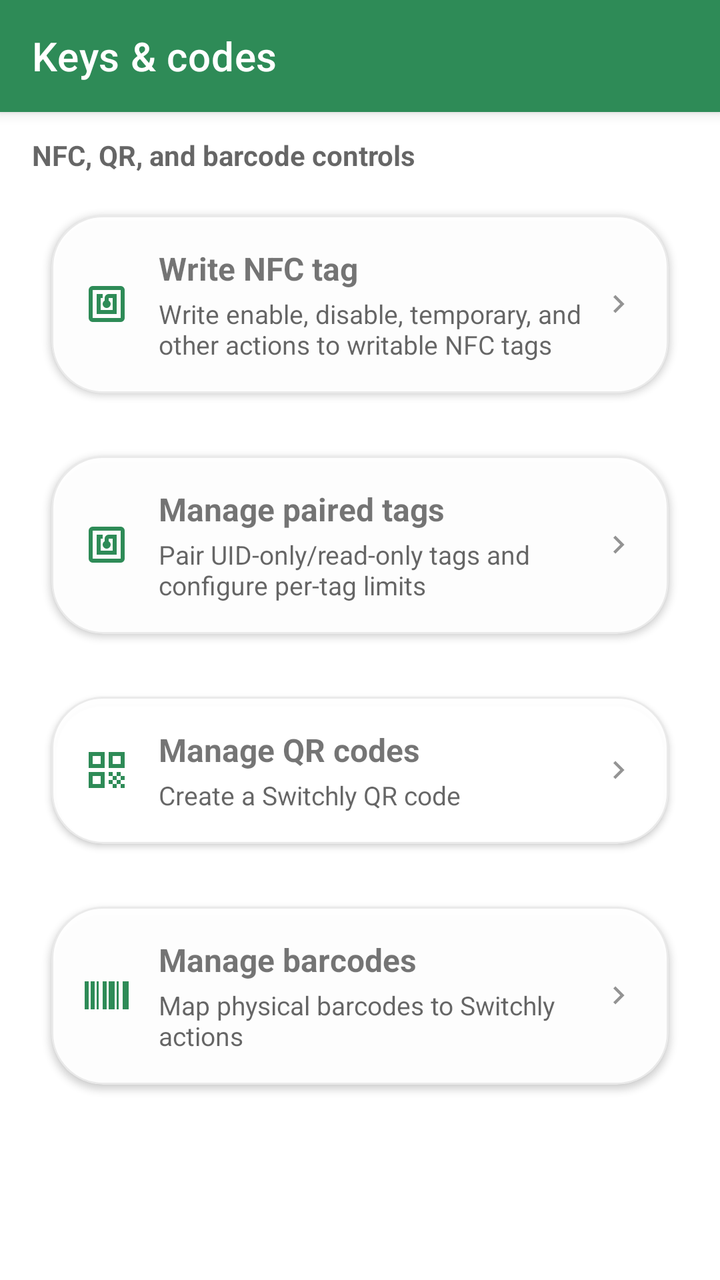
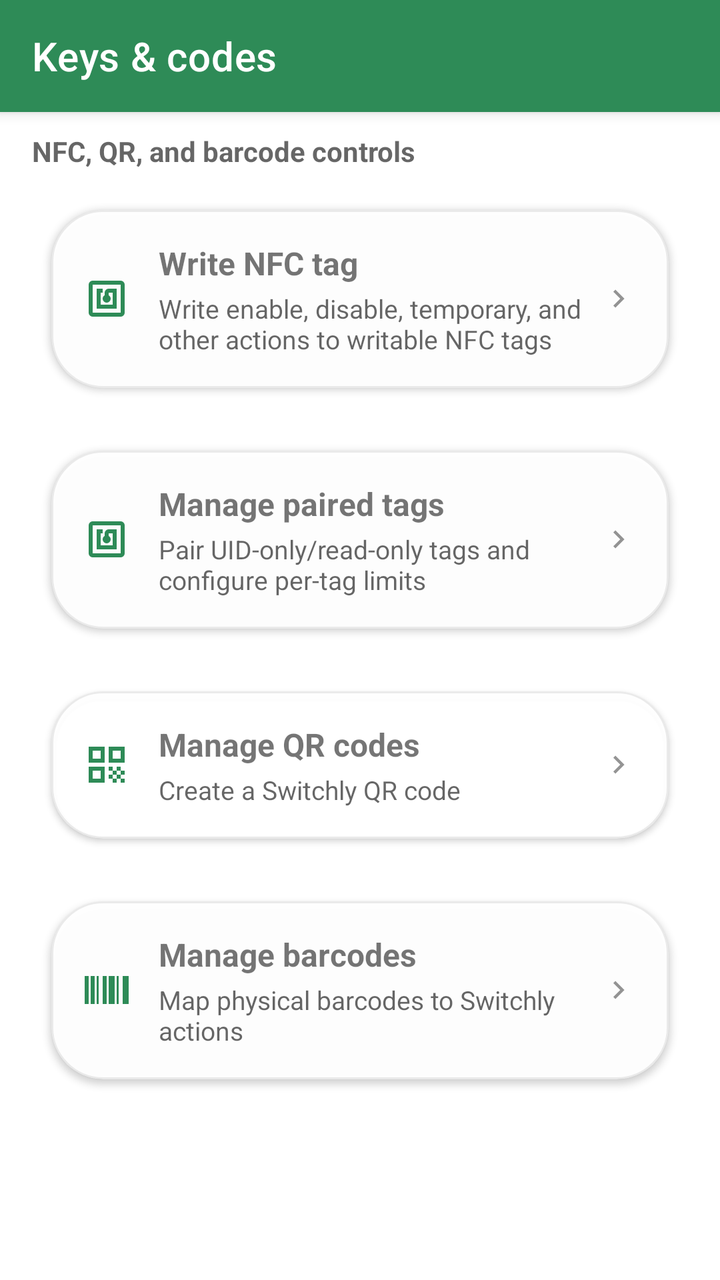

The first picture is an Android layout as it rendered before a commit; the second is the same layout after the commit. The layout source and the unified diff follow.
<!-- AndroidManifest.xml: application theme Theme.Switchly -->
<!-- res/layout/activity_manage_keys.xml -->
<?xml version="1.0" encoding="utf-8"?>
<androidx.coordinatorlayout.widget.CoordinatorLayout
    xmlns:android="http://schemas.android.com/apk/res/android"
    xmlns:app="http://schemas.android.com/apk/res-auto"
    xmlns:tools="http://schemas.android.com/tools"
    android:layout_width="match_parent"
    android:layout_height="match_parent">

    <com.google.android.material.appbar.AppBarLayout
        android:layout_width="match_parent"
        android:layout_height="wrap_content"
        android:fitsSystemWindows="true">

        <com.google.android.material.appbar.MaterialToolbar
            android:id="@+id/toolbar"
            style="@style/Switchly.TopBar"
            android:layout_width="match_parent"
            android:layout_height="wrap_content"
            android:minHeight="?attr/actionBarSize"
            app:title="@string/keys_codes_title" />
    </com.google.android.material.appbar.AppBarLayout>

    <androidx.core.widget.NestedScrollView
        android:layout_width="match_parent"
        android:layout_height="match_parent"
        android:clipToPadding="false"
        android:fillViewport="true"
        android:paddingStart="16dp"
        android:paddingTop="12dp"
        android:paddingEnd="16dp"
        android:paddingBottom="32dp"
        app:layout_behavior="@string/appbar_scrolling_view_behavior">

        <LinearLayout
            android:layout_width="match_parent"
            android:layout_height="wrap_content"
            android:orientation="vertical">

            <TextView
                android:layout_width="match_parent"
                android:layout_height="wrap_content"
                android:text="@string/keys_codes_section"
                android:textColor="?android:attr/textColorSecondary"
                android:textSize="14sp"
                android:textStyle="bold" />

            <com.google.android.material.card.MaterialCardView
                android:id="@+id/cardWriteNfc"
                style="@style/Switchly.Card"
                android:layout_width="match_parent"
                android:layout_height="wrap_content"
                android:layout_marginTop="10dp"
                android:clickable="true"
                android:focusable="true"
                android:foreground="?attr/selectableItemBackground">

                <LinearLayout
                    android:layout_width="match_parent"
                    android:layout_height="wrap_content"
                    android:gravity="center_vertical"
                    android:minHeight="72dp"
                    android:orientation="horizontal"
                    android:padding="16dp">

                    <ImageView
                        android:layout_width="24dp"
                        android:layout_height="24dp"
                        android:contentDescription="@string/keys_codes_write_nfc_title"
                        android:src="@drawable/nfc_24"
                        app:tint="?attr/colorPrimary" />

                    <LinearLayout
                        android:layout_width="0dp"
                        android:layout_height="wrap_content"
                        android:layout_marginStart="14dp"
                        android:layout_weight="1"
                        android:orientation="vertical">

                        <TextView
                            android:layout_width="match_parent"
                            android:layout_height="wrap_content"
                            android:text="@string/keys_codes_write_nfc_title"
                            android:textSize="16sp"
                            android:textStyle="bold" />

                        <TextView
                            android:layout_width="match_parent"
                            android:layout_height="wrap_content"
                            android:layout_marginTop="3dp"
                            android:text="@string/keys_codes_write_nfc_summary"
                            android:textColor="?android:attr/textColorSecondary"
                            android:textSize="13sp" />
                    </LinearLayout>

                    <ImageView
                        android:layout_width="18dp"
                        android:layout_height="18dp"
                        android:alpha="0.7"
                        android:contentDescription="@string/open"
                        android:src="@drawable/keyboard_arrow_right_24"
                        app:tint="?android:attr/textColorSecondary" />
                </LinearLayout>
            </com.google.android.material.card.MaterialCardView>

            <com.google.android.material.card.MaterialCardView
                android:id="@+id/cardPairedTags"
                style="@style/Switchly.Card"
                android:layout_width="match_parent"
                android:layout_height="wrap_content"
                android:layout_marginTop="10dp"
                android:clickable="true"
                android:focusable="true"
                android:foreground="?attr/selectableItemBackground">

                <LinearLayout
                    android:layout_width="match_parent"
                    android:layout_height="wrap_content"
                    android:gravity="center_vertical"
                    android:minHeight="72dp"
                    android:orientation="horizontal"
                    android:padding="16dp">

                    <ImageView
                        android:layout_width="24dp"
                        android:layout_height="24dp"
                        android:contentDescription="@string/keys_codes_paired_tags_title"
                        android:src="@drawable/nfc_24"
                        app:tint="?attr/colorPrimary" />

                    <LinearLayout
                        android:layout_width="0dp"
                        android:layout_height="wrap_content"
                        android:layout_marginStart="14dp"
                        android:layout_weight="1"
                        android:orientation="vertical">

                        <TextView
                            android:layout_width="match_parent"
                            android:layout_height="wrap_content"
                            android:text="@string/keys_codes_paired_tags_title"
                            android:textSize="16sp"
                            android:textStyle="bold" />

                        <TextView
                            android:layout_width="match_parent"
                            android:layout_height="wrap_content"
                            android:layout_marginTop="3dp"
                            android:text="@string/keys_codes_paired_tags_summary"
                            android:textColor="?android:attr/textColorSecondary"
                            android:textSize="13sp" />
                    </LinearLayout>

                    <ImageView
                        android:layout_width="18dp"
                        android:layout_height="18dp"
                        android:alpha="0.7"
                        android:contentDescription="@string/open"
                        android:src="@drawable/keyboard_arrow_right_24"
                        app:tint="?android:attr/textColorSecondary" />
                </LinearLayout>
            </com.google.android.material.card.MaterialCardView>

            <com.google.android.material.card.MaterialCardView
                android:id="@+id/cardGenerateQr"
                style="@style/Switchly.Card"
                android:layout_width="match_parent"
                android:layout_height="wrap_content"
                android:layout_marginTop="10dp"
                android:clickable="true"
                android:focusable="true"
                android:foreground="?attr/selectableItemBackground">

                <LinearLayout
                    android:layout_width="match_parent"
                    android:layout_height="wrap_content"
                    android:gravity="center_vertical"
                    android:minHeight="72dp"
                    android:orientation="horizontal"
                    android:padding="16dp">

                    <ImageView
                        android:layout_width="24dp"
                        android:layout_height="24dp"
                        android:contentDescription="@string/keys_codes_manage_qr_title"
                        android:src="@drawable/qr_code_24"
                        app:tint="?attr/colorPrimary" />

                    <LinearLayout
                        android:layout_width="0dp"
                        android:layout_height="wrap_content"
                        android:layout_marginStart="14dp"
                        android:layout_weight="1"
                        android:orientation="vertical">

                        <TextView
                            android:layout_width="match_parent"
                            android:layout_height="wrap_content"
                            android:text="@string/keys_codes_manage_qr_title"
                            android:textSize="16sp"
                            android:textStyle="bold" />

                        <TextView
                            android:layout_width="match_parent"
                            android:layout_height="wrap_content"
                            android:layout_marginTop="3dp"
                            android:text="@string/keys_codes_manage_qr_summary"
                            android:textColor="?android:attr/textColorSecondary"
                            android:textSize="13sp" />
                    </LinearLayout>

                    <ImageView
                        android:layout_width="18dp"
                        android:layout_height="18dp"
                        android:alpha="0.7"
                        android:contentDescription="@string/open"
                        android:src="@drawable/keyboard_arrow_right_24"
                        app:tint="?android:attr/textColorSecondary" />
                </LinearLayout>
            </com.google.android.material.card.MaterialCardView>

            <com.google.android.material.card.MaterialCardView
                android:id="@+id/cardManageBarcodes"
                style="@style/Switchly.Card"
                android:layout_width="match_parent"
                android:layout_height="wrap_content"
                android:layout_marginTop="10dp"
                android:clickable="true"
                android:focusable="true"
                android:foreground="?attr/selectableItemBackground">

                <LinearLayout
                    android:layout_width="match_parent"
                    android:layout_height="wrap_content"
                    android:gravity="center_vertical"
                    android:minHeight="72dp"
                    android:orientation="horizontal"
                    android:padding="16dp">

                    <ImageView
                        android:layout_width="24dp"
                        android:layout_height="24dp"
                        android:contentDescription="@string/keys_codes_manage_barcodes_title"
                        android:src="@drawable/barcode_24"
                        app:tint="?attr/colorPrimary" />

                    <LinearLayout
                        android:layout_width="0dp"
                        android:layout_height="wrap_content"
                        android:layout_marginStart="14dp"
                        android:layout_weight="1"
                        android:orientation="vertical">

                        <TextView
                            android:layout_width="match_parent"
                            android:layout_height="wrap_content"
                            android:text="@string/keys_codes_manage_barcodes_title"
                            android:textSize="16sp"
                            android:textStyle="bold" />

                        <TextView
                            android:layout_width="match_parent"
                            android:layout_height="wrap_content"
                            android:layout_marginTop="3dp"
                            android:text="@string/keys_codes_manage_barcodes_summary"
                            android:textColor="?android:attr/textColorSecondary"
                            android:textSize="13sp" />
                    </LinearLayout>

                    <ImageView
                        android:layout_width="18dp"
                        android:layout_height="18dp"
                        android:alpha="0.7"
                        android:contentDescription="@string/open"
                        android:src="@drawable/keyboard_arrow_right_24"
                        app:tint="?android:attr/textColorSecondary" />
                </LinearLayout>
            </com.google.android.material.card.MaterialCardView>

        </LinearLayout>
    </androidx.core.widget.NestedScrollView>
</androidx.coordinatorlayout.widget.CoordinatorLayout>
<!-- resources referenced by this layout -->
<resources>
  <!-- drawable keyboard_arrow_right_24 (drawable) -->
  <vector xmlns:android="http://schemas.android.com/apk/res/android"
      android:width="24dp"
      android:height="24dp"
      android:viewportWidth="960"
      android:viewportHeight="960"
      android:autoMirrored="true">
      <path
          android:pathData="M504,480 320,296l56,-56 240,240 -240,240 -56,-56 184,-184Z"
          android:fillColor="?attr/colorOnSurface" />
  </vector>
  <string name="keys_codes_manage_barcodes_summary">Map physical barcodes to Switchly actions</string>
  <string name="keys_codes_manage_barcodes_title">Manage barcodes</string>
  <string name="keys_codes_manage_qr_summary">Create a Switchly QR code</string>
  <string name="keys_codes_manage_qr_title">Manage QR codes</string>
  <string name="keys_codes_paired_tags_summary">Pair UID-only/read-only tags and configure per-tag limits</string>
  <string name="keys_codes_paired_tags_title">Manage paired tags</string>
  <string name="keys_codes_section">NFC, QR, and barcode controls</string>
  <string name="keys_codes_title">Keys &amp; codes</string>
  <string name="keys_codes_write_nfc_summary">Write enable, disable, temporary, and other actions to writable NFC tags</string>
  <string name="keys_codes_write_nfc_title">Write NFC tag</string>
  <string name="open">Open</string>
  <style name="Switchly.TopBar" parent="Widget.MaterialComponents.Toolbar">
          
          <item name="android:background">?attr/colorPrimary</item>
          <item name="backgroundTint">?attr/colorPrimary</item>
  
          
          <item name="titleTextColor">@android:color/white</item>
  
          
          <item name="navigationIconTint">@android:color/white</item>
      </style>
  <style name="ShapeAppearance.Switchly.Card" parent="ShapeAppearance.MaterialComponents.LargeComponent">
          <item name="cornerFamily">rounded</item>
          <item name="cornerSize">26dp</item>
      </style>
  <color name="switchly_card_bg">#F7FFFFFF</color>
  <color name="switchly_card_stroke">#14000000</color>
  <color name="accent_default_green">#2E8B57</color>
  <style name="Switchly.Fab" parent="Widget.MaterialComponents.FloatingActionButton">
          <item name="backgroundTint">?attr/colorPrimary</item>
          <item name="tint">@android:color/white</item>
      </style>
  <style name="Switchly.TextInputLayout" parent="Widget.MaterialComponents.TextInputLayout.OutlinedBox">
          <item name="boxStrokeWidth">1dp</item>
          <item name="boxStrokeWidthFocused">2dp</item>
          <item name="boxCornerRadiusTopStart">12dp</item>
          <item name="boxCornerRadiusTopEnd">12dp</item>
          <item name="boxCornerRadiusBottomStart">12dp</item>
          <item name="boxCornerRadiusBottomEnd">12dp</item>
      </style>
  <style name="Switchly.AutoCompleteText" parent="Widget.MaterialComponents.AutoCompleteTextView.OutlinedBox">
          <item name="android:minHeight">56dp</item>
          <item name="android:paddingTop">12dp</item>
          <item name="android:paddingBottom">12dp</item>
          <item name="android:textAppearance">@style/TextAppearance.MaterialComponents.Body1</item>
      </style>
  <style name="ThemeOverlay.Switchly.Dialog" parent="ThemeOverlay.MaterialComponents.MaterialAlertDialog">
          <item name="colorControlActivated">?attr/colorPrimary</item>
          <item name="colorControlHighlight">?attr/colorPrimary</item>
          <item name="colorAccent">?attr/colorPrimary</item>
      </style>
  <!-- unchanged entries left out for length: 6 -->
</resources>

<!-- the commit's change to res/layout/activity_manage_keys.xml (unified diff, before → after) -->
@@ -1,11 +1,11 @@
 <?xml version="1.0" encoding="utf-8"?>
-<androidx.coordinatorlayout.widget.CoordinatorLayout
-    xmlns:android="http://schemas.android.com/apk/res/android"
+<androidx.coordinatorlayout.widget.CoordinatorLayout xmlns:android="http://schemas.android.com/apk/res/android"
     xmlns:app="http://schemas.android.com/apk/res-auto"
     xmlns:tools="http://schemas.android.com/tools"
     android:layout_width="match_parent"
     android:layout_height="match_parent">
 
+    
     <com.google.android.material.appbar.AppBarLayout
         android:layout_width="match_parent"
         android:layout_height="wrap_content"
@@ -37,12 +37,10 @@
             android:orientation="vertical">
 
             <TextView
-                android:layout_width="match_parent"
-                android:layout_height="wrap_content"
-                android:text="@string/keys_codes_section"
-                android:textColor="?android:attr/textColorSecondary"
-                android:textSize="14sp"
-                android:textStyle="bold" />
+                style="@style/Switchly.SectionHeader"
+                android:layout_width="match_parent"
+                android:layout_height="wrap_content"
+                android:text="@string/keys_codes_section" />
 
             <com.google.android.material.card.MaterialCardView
                 android:id="@+id/cardWriteNfc"
@@ -57,9 +55,9 @@
                 <LinearLayout
                     android:layout_width="match_parent"
                     android:layout_height="wrap_content"
-                    android:gravity="center_vertical"
-                    android:minHeight="72dp"
-                    android:orientation="horizontal"
+                    android:minHeight="72dp"
+                    android:orientation="horizontal"
+                    android:gravity="center_vertical"
                     android:padding="16dp">
 
                     <ImageView
@@ -72,8 +70,8 @@
                     <LinearLayout
                         android:layout_width="0dp"
                         android:layout_height="wrap_content"
-                        android:layout_marginStart="14dp"
-                        android:layout_weight="1"
+                        android:layout_weight="1"
+                        android:layout_marginStart="14dp"
                         android:orientation="vertical">
 
                         <TextView
@@ -95,9 +93,9 @@
                     <ImageView
                         android:layout_width="18dp"
                         android:layout_height="18dp"
-                        android:alpha="0.7"
-                        android:contentDescription="@string/open"
-                        android:src="@drawable/keyboard_arrow_right_24"
+                        android:contentDescription="@string/open"
+                        android:src="@drawable/keyboard_arrow_right_24"
+                        android:alpha="0.7"
                         app:tint="?android:attr/textColorSecondary" />
                 </LinearLayout>
             </com.google.android.material.card.MaterialCardView>
@@ -115,9 +113,9 @@
                 <LinearLayout
                     android:layout_width="match_parent"
                     android:layout_height="wrap_content"
-                    android:gravity="center_vertical"
-                    android:minHeight="72dp"
-                    android:orientation="horizontal"
+                    android:minHeight="72dp"
+                    android:orientation="horizontal"
+                    android:gravity="center_vertical"
                     android:padding="16dp">
 
                     <ImageView
@@ -130,8 +128,8 @@
                     <LinearLayout
                         android:layout_width="0dp"
                         android:layout_height="wrap_content"
-                        android:layout_marginStart="14dp"
-                        android:layout_weight="1"
+                        android:layout_weight="1"
+                        android:layout_marginStart="14dp"
                         android:orientation="vertical">
 
                         <TextView
@@ -153,9 +151,9 @@
                     <ImageView
                         android:layout_width="18dp"
                         android:layout_height="18dp"
-                        android:alpha="0.7"
-                        android:contentDescription="@string/open"
-                        android:src="@drawable/keyboard_arrow_right_24"
+                        android:contentDescription="@string/open"
+                        android:src="@drawable/keyboard_arrow_right_24"
+                        android:alpha="0.7"
                         app:tint="?android:attr/textColorSecondary" />
                 </LinearLayout>
             </com.google.android.material.card.MaterialCardView>
@@ -173,9 +171,9 @@
                 <LinearLayout
                     android:layout_width="match_parent"
                     android:layout_height="wrap_content"
-                    android:gravity="center_vertical"
-                    android:minHeight="72dp"
-                    android:orientation="horizontal"
+                    android:minHeight="72dp"
+                    android:orientation="horizontal"
+                    android:gravity="center_vertical"
                     android:padding="16dp">
 
                     <ImageView
@@ -188,8 +186,8 @@
                     <LinearLayout
                         android:layout_width="0dp"
                         android:layout_height="wrap_content"
-                        android:layout_marginStart="14dp"
-                        android:layout_weight="1"
+                        android:layout_weight="1"
+                        android:layout_marginStart="14dp"
                         android:orientation="vertical">
 
                         <TextView
@@ -211,9 +209,9 @@
                     <ImageView
                         android:layout_width="18dp"
                         android:layout_height="18dp"
-                        android:alpha="0.7"
-                        android:contentDescription="@string/open"
-                        android:src="@drawable/keyboard_arrow_right_24"
+                        android:contentDescription="@string/open"
+                        android:src="@drawable/keyboard_arrow_right_24"
+                        android:alpha="0.7"
                         app:tint="?android:attr/textColorSecondary" />
                 </LinearLayout>
             </com.google.android.material.card.MaterialCardView>
@@ -231,9 +229,9 @@
                 <LinearLayout
                     android:layout_width="match_parent"
                     android:layout_height="wrap_content"
-                    android:gravity="center_vertical"
-                    android:minHeight="72dp"
-                    android:orientation="horizontal"
+                    android:minHeight="72dp"
+                    android:orientation="horizontal"
+                    android:gravity="center_vertical"
                     android:padding="16dp">
 
                     <ImageView
@@ -246,8 +244,8 @@
                     <LinearLayout
                         android:layout_width="0dp"
                         android:layout_height="wrap_content"
-                        android:layout_marginStart="14dp"
-                        android:layout_weight="1"
+                        android:layout_weight="1"
+                        android:layout_marginStart="14dp"
                         android:orientation="vertical">
 
                         <TextView
@@ -269,13 +267,12 @@
                     <ImageView
                         android:layout_width="18dp"
                         android:layout_height="18dp"
-                        android:alpha="0.7"
-                        android:contentDescription="@string/open"
-                        android:src="@drawable/keyboard_arrow_right_24"
-                        app:tint="?android:attr/textColorSecondary" />
-                </LinearLayout>
-            </com.google.android.material.card.MaterialCardView>
-
+                        android:contentDescription="@string/open"
+                        android:src="@drawable/keyboard_arrow_right_24"
+                        android:alpha="0.7"
+                        app:tint="?android:attr/textColorSecondary" />
+                </LinearLayout>
+            </com.google.android.material.card.MaterialCardView>
         </LinearLayout>
     </androidx.core.widget.NestedScrollView>
 </androidx.coordinatorlayout.widget.CoordinatorLayout>
<!-- resource entries referenced after the edit -->
@@ -22,6 +22,12 @@
   <string name="keys_codes_write_nfc_summary">Write enable, disable, temporary, and other actions to writable NFC tags</string>
   <string name="keys_codes_write_nfc_title">Write NFC tag</string>
   <string name="open">Open</string>
+  <style name="Switchly.SectionHeader">
+          <item name="android:textColor">?android:attr/textColorSecondary</item>
+          <item name="android:textSize">14sp</item>
+          <item name="android:textStyle">bold</item>
+          <item name="android:includeFontPadding">false</item>
+      </style>
   <style name="Switchly.TopBar" parent="Widget.MaterialComponents.Toolbar">
           
           <item name="android:background">?attr/colorPrimary</item>
